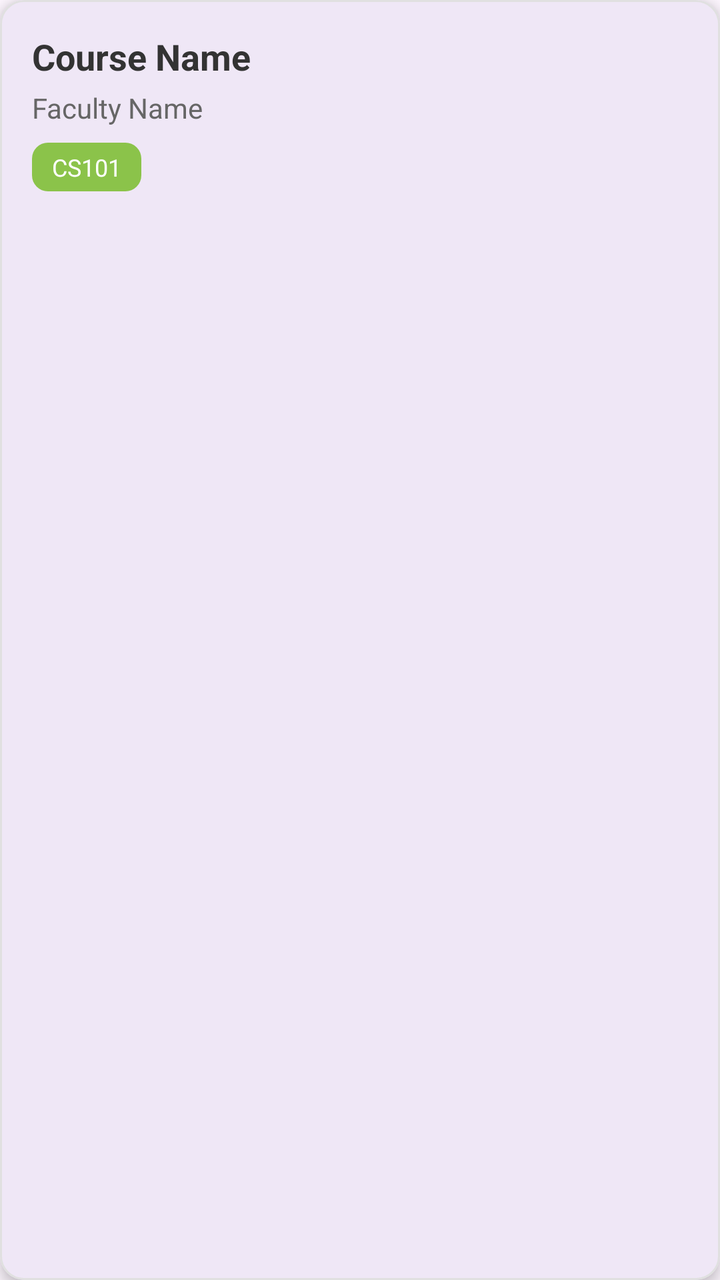
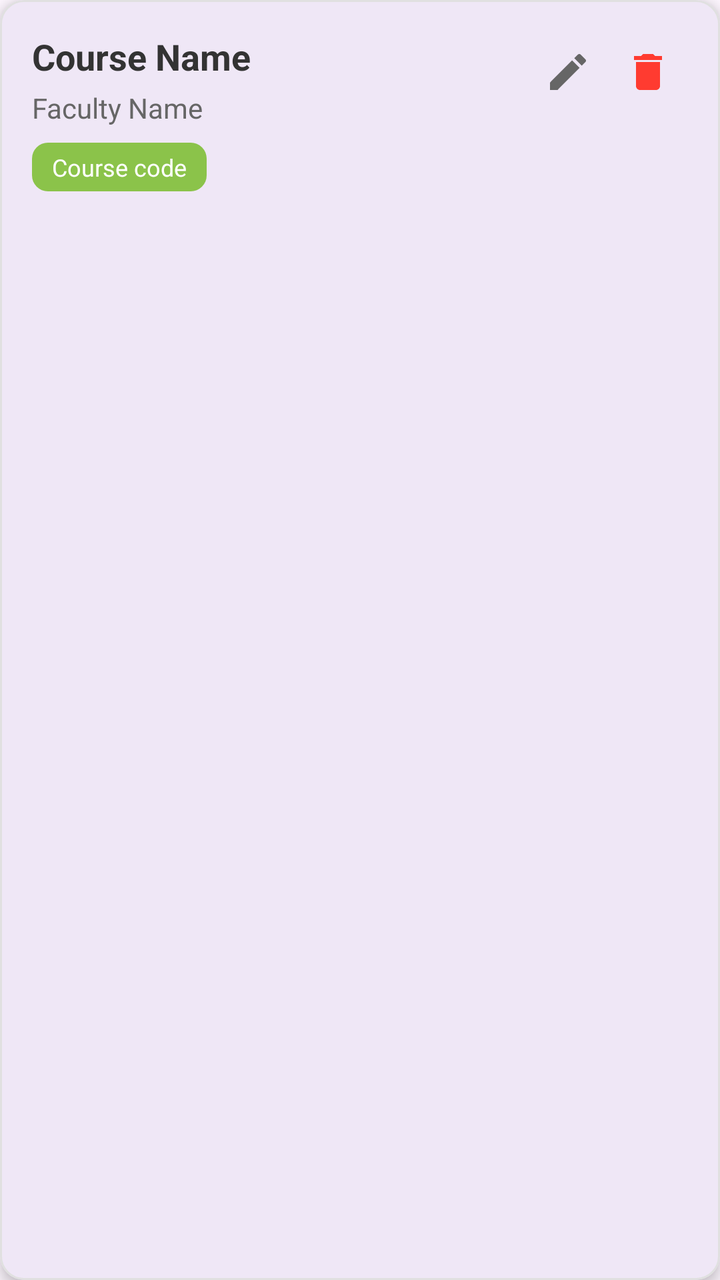

Compare the two renders of this Android layout. The source of the first and the diff that turns it into the second are given below.
<!-- AndroidManifest.xml: application theme Theme.E_learning -->
<!-- res/layout/list_item_admin_course.xml -->
<com.google.android.material.card.MaterialCardView xmlns:android="http://schemas.android.com/apk/res/android"
    xmlns:app="http://schemas.android.com/apk/res-auto"
    android:layout_width="match_parent"
    android:layout_height="wrap_content"
    android:layout_marginBottom="12dp"
    app:cardCornerRadius="12dp"
    android:foreground="?attr/selectableItemBackground"
    app:cardElevation="4dp"
    app:strokeColor="@color/light_gray"
    app:strokeWidth="1dp">

    <LinearLayout
        android:layout_width="match_parent"
        android:layout_height="wrap_content"
        android:orientation="vertical"
        android:padding="16dp">

        
        <TextView
            android:id="@+id/tv_course_name"
            android:layout_width="wrap_content"
            android:layout_height="wrap_content"
            android:text="@string/course_name"
            android:textColor="@color/text_dark_grey"
            android:textSize="18sp"
            android:textStyle="bold" />

        
        <TextView
            android:id="@+id/tv_faculty_name"
            android:layout_width="wrap_content"
            android:layout_height="wrap_content"
            android:layout_marginTop="4dp"
            android:text="Faculty Name"
            android:textColor="@color/text_light_grey"
            android:textSize="14sp" />

        
        <TextView
            android:id="@+id/tv_course_code"
            android:layout_width="wrap_content"
            android:layout_height="wrap_content"
            android:layout_marginTop="8dp"
            android:background="@drawable/bg_course_code"
            android:paddingHorizontal="10dp"
            android:paddingVertical="4dp"
            android:text="CS101"
            android:textColor="@color/white"
            android:textSize="12sp" />

    </LinearLayout>

</com.google.android.material.card.MaterialCardView>
<!-- resources referenced by this layout -->
<resources>
  <color name="light_gray">#E0E0E0</color>
  <color name="text_dark_grey">#333333</color>
  <color name="text_light_grey">#666666</color>
  <color name="white">#FFFFFFFF</color>
  <!-- drawable bg_course_code (drawable) -->
  <shape xmlns:android="http://schemas.android.com/apk/res/android">
      <solid android:color="@color/button_green_end" />
      <corners android:radius="8dp" />
  </shape>
  <string name="course_name">Course Name</string>
  <style name="Theme.E_learning" parent="Base.Theme.E_learning" />
  <color name="button_green_end">#8BC34A</color>
  <style name="Base.Theme.E_learning" parent="Theme.Material3.DayNight.NoActionBar">
          
          
      </style>
</resources>

<!-- the commit's change to res/layout/list_item_admin_course.xml (unified diff, before → after) -->
@@ -1,41 +1,44 @@
 <com.google.android.material.card.MaterialCardView xmlns:android="http://schemas.android.com/apk/res/android"
     xmlns:app="http://schemas.android.com/apk/res-auto"
+    android:id="@+id/card_course"
     android:layout_width="match_parent"
     android:layout_height="wrap_content"
     android:layout_marginBottom="12dp"
+    android:foreground="?attr/selectableItemBackground"
     app:cardCornerRadius="12dp"
-    android:foreground="?attr/selectableItemBackground"
     app:cardElevation="4dp"
     app:strokeColor="@color/light_gray"
     app:strokeWidth="1dp">
 
-    <LinearLayout
+    <androidx.constraintlayout.widget.ConstraintLayout
         android:layout_width="match_parent"
         android:layout_height="wrap_content"
-        android:orientation="vertical"
         android:padding="16dp">
 
-        
         <TextView
             android:id="@+id/tv_course_name"
-            android:layout_width="wrap_content"
+            android:layout_width="0dp"
             android:layout_height="wrap_content"
+            android:layout_marginEnd="8dp"
             android:text="@string/course_name"
             android:textColor="@color/text_dark_grey"
             android:textSize="18sp"
-            android:textStyle="bold" />
+            android:textStyle="bold"
+            app:layout_constraintEnd_toStartOf="@+id/ib_edit"
+            app:layout_constraintStart_toStartOf="parent"
+            app:layout_constraintTop_toTopOf="parent" />
 
-        
         <TextView
             android:id="@+id/tv_faculty_name"
             android:layout_width="wrap_content"
             android:layout_height="wrap_content"
             android:layout_marginTop="4dp"
-            android:text="Faculty Name"
+            android:text="@string/faculty_name"
             android:textColor="@color/text_light_grey"
-            android:textSize="14sp" />
+            android:textSize="14sp"
+            app:layout_constraintStart_toStartOf="parent"
+            app:layout_constraintTop_toBottomOf="@+id/tv_course_name" />
 
-        
         <TextView
             android:id="@+id/tv_course_code"
             android:layout_width="wrap_content"
@@ -44,10 +47,37 @@
             android:background="@drawable/bg_course_code"
             android:paddingHorizontal="10dp"
             android:paddingVertical="4dp"
-            android:text="CS101"
+            android:text="@string/course_code"
             android:textColor="@color/white"
-            android:textSize="12sp" />
+            android:textSize="12sp"
+            app:layout_constraintStart_toStartOf="parent"
+            app:layout_constraintTop_toBottomOf="@+id/tv_faculty_name" />
 
-    </LinearLayout>
+        <ImageButton
+            android:id="@+id/ib_edit"
+            android:layout_width="40dp"
+            android:layout_height="40dp"
+            android:background="?attr/selectableItemBackgroundBorderless"
+            android:contentDescription="@string/edit_course"
+            android:padding="8dp"
+            android:scaleType="fitCenter"
+            app:layout_constraintEnd_toStartOf="@+id/ib_delete"
+            app:layout_constraintTop_toTopOf="parent"
+            app:srcCompat="@drawable/ic_edit"
+            app:tint="@color/text_light_grey" />
+
+        <ImageButton
+            android:id="@+id/ib_delete"
+            android:layout_width="40dp"
+            android:layout_height="40dp"
+            android:background="?attr/selectableItemBackgroundBorderless"
+            android:contentDescription="@string/delete_course"
+            android:padding="8dp"
+            android:scaleType="fitCenter"
+            app:layout_constraintEnd_toEndOf="parent"
+            app:layout_constraintTop_toTopOf="parent"
+            app:srcCompat="@drawable/ic_delete"
+            app:tint="@color/accent_red" />
+    </androidx.constraintlayout.widget.ConstraintLayout>
 
 </com.google.android.material.card.MaterialCardView>
<!-- resource entries referenced after the edit -->
@@ -1,5 +1,6 @@
 <!-- resources referenced by this layout -->
 <resources>
+  <color name="accent_red">#FF3B30</color>
   <color name="light_gray">#E0E0E0</color>
   <color name="text_dark_grey">#333333</color>
   <color name="text_light_grey">#666666</color>
@@ -9,7 +10,31 @@
       <solid android:color="@color/button_green_end" />
       <corners android:radius="8dp" />
   </shape>
+  <!-- drawable ic_delete (drawable) -->
+  <vector xmlns:android="http://schemas.android.com/apk/res/android"
+      android:width="24dp"
+      android:height="24dp"
+      android:viewportWidth="24.0"
+      android:viewportHeight="24.0">
+      <path
+          android:fillColor="#FF000000"
+          android:pathData="M6,19c0,1.1 0.9,2 2,2h8c1.1,0 2,-0.9 2,-2V7H6v12zM19,4h-3.5l-1,-1h-5l-1,1H5v2h14V4z" />
+  </vector>
+  <!-- drawable ic_edit (drawable) -->
+  <vector xmlns:android="http://schemas.android.com/apk/res/android"
+      android:width="24dp"
+      android:height="24dp"
+      android:viewportWidth="24.0"
+      android:viewportHeight="24.0">
+      <path
+          android:fillColor="#FF000000"
+          android:pathData="M3,17.25V21h3.75L17.81,9.94l-3.75,-3.75L3,17.25zM20.71,7.04c0.39,-0.39 0.39,-1.02 0,-1.41l-2.34,-2.34c-0.39,-0.39 -1.02,-0.39 -1.41,0l-1.83,1.83 3.75,3.75 1.83,-1.83z" />
+  </vector>
+  <string name="course_code">Course code</string>
   <string name="course_name">Course Name</string>
+  <string name="delete_course">Delete Course</string>
+  <string name="edit_course">Edit Course</string>
+  <string name="faculty_name">Faculty Name</string>
   <style name="Theme.E_learning" parent="Base.Theme.E_learning" />
   <color name="button_green_end">#8BC34A</color>
   <style name="Base.Theme.E_learning" parent="Theme.Material3.DayNight.NoActionBar">
